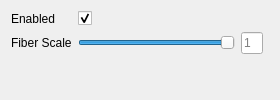
VRGroupRWTH/pli_view, file include/ui/plugins/fom_toolbox.ui: the form before one commit.
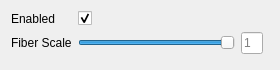
The form after the commit.

```diff
--- a/include/ui/plugins/fom_toolbox.ui
+++ b/include/ui/plugins/fom_toolbox.ui
@@ -7,7 +7,7 @@
     <x>0</x>
     <y>0</y>
     <width>280</width>
-    <height>100</height>
+    <height>70</height>
    </rect>
   </property>
   <property name="windowTitle">
```
